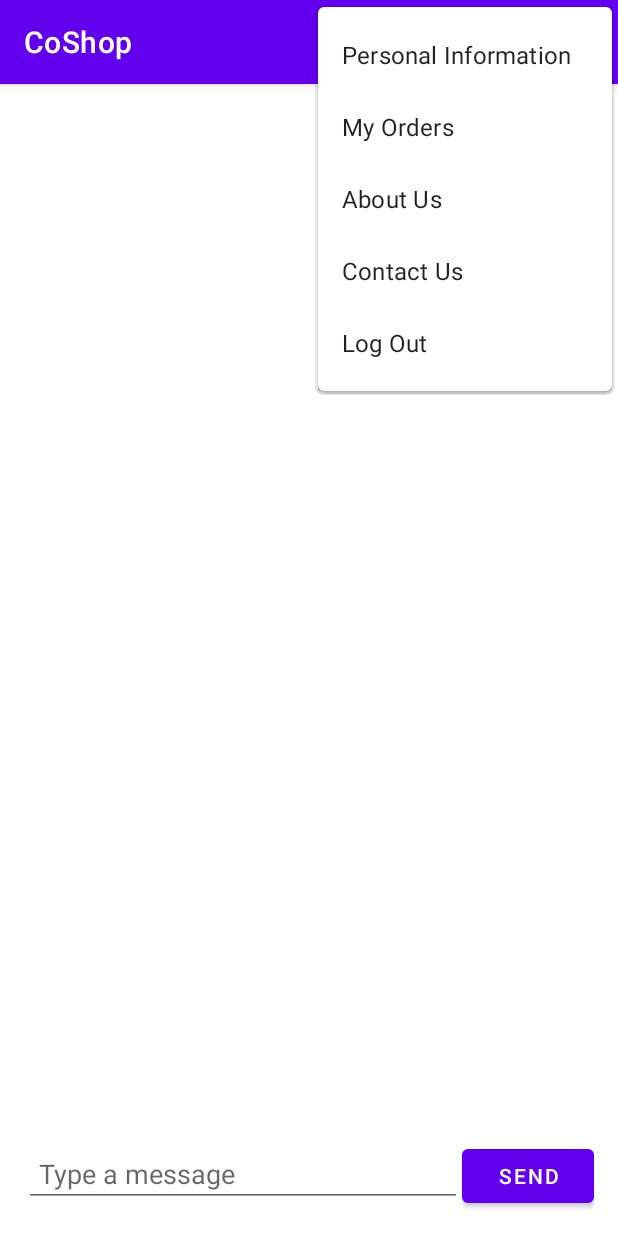
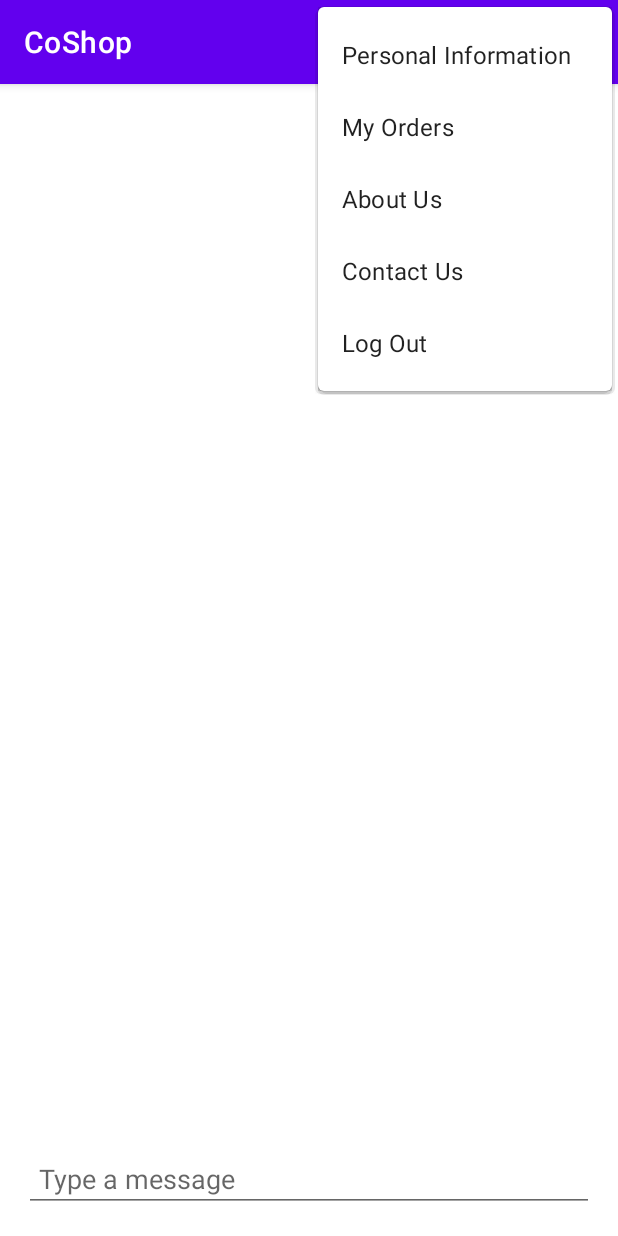
Before and after one commit to elisham1/CoShop, an Android app built with Jetpack Compose: the ChatActivity screen opened directly, with no data from a screen before it, with the options menu open, on a phone screen of 412 x 824 dp. Run offline under Robolectric (Android 15) with nearby library versions, the phone set to English and light mode, and no system bars; our stand-ins replace Firebase (no records; nobody signed in at launch, a user with empty details on screens opened directly).

Commit message:
Send icon The last message appears above the keyboard

```diff
--- a/app/src/main/java/com/elisham/coshop/ChatActivity.java
+++ b/app/src/main/java/com/elisham/coshop/ChatActivity.java
@@ -1,19 +1,23 @@
 package com.elisham.coshop;
 
 import androidx.annotation.NonNull;
-import androidx.appcompat.app.ActionBar;
 import androidx.appcompat.app.AppCompatActivity;
 import androidx.recyclerview.widget.LinearLayoutManager;
 import androidx.recyclerview.widget.RecyclerView;
+
 import android.content.Intent;
+import android.graphics.Rect;
 import android.os.Bundle;
+import android.text.Editable;
+import android.text.TextWatcher;
 import android.view.Menu;
 import android.view.MenuItem;
-import android.widget.Button;
+import android.view.View;
+import android.view.ViewTreeObserver;
 import android.widget.EditText;
 import android.widget.ImageView;
-import android.widget.LinearLayout;
 import android.widget.Toast;
+
 import com.bumptech.glide.Glide;
 import com.google.firebase.Timestamp;
 import com.google.firebase.auth.FirebaseAuth;
@@ -22,6 +26,7 @@ import com.google.firebase.firestore.CollectionReference;
 import com.google.firebase.firestore.DocumentReference;
 import com.google.firebase.firestore.DocumentSnapshot;
 import com.google.firebase.firestore.FirebaseFirestore;
+
 import java.util.ArrayList;
 import java.util.Date;
 import java.util.HashMap;
@@ -31,7 +36,7 @@ public class ChatActivity extends AppCompatActivity {
     private FirebaseFirestore db;
     private RecyclerView chatRecyclerView;
     private EditText messageInput;
-    private Button sendButton;
+    private ImageView sendIcon;
     private String orderId;
     private FirebaseAuth mAuth;
     private FirebaseUser currentUser;
@@ -40,7 +45,6 @@ public class ChatActivity extends AppCompatActivity {
     private ArrayList<ChatMessage> chatMessages;
 
     private MenuUtils menuUtils;
-
 
     @Override
     protected void onCreate(Bundle savedInstanceState) {
@@ -55,7 +59,7 @@ public class ChatActivity extends AppCompatActivity {
         // Initialize chat components
         chatRecyclerView = findViewById(R.id.chatRecyclerView);
         messageInput = findViewById(R.id.messageInput);
-        sendButton = findViewById(R.id.sendButton);
+        sendIcon = findViewById(R.id.sendIcon);
 
         chatMessages = new ArrayList<>();
         chatAdapter = new ChatAdapter(chatMessages);
@@ -68,8 +72,37 @@ public class ChatActivity extends AppCompatActivity {
         Toast.makeText(this, "Order ID: " + orderId, Toast.LENGTH_SHORT).show();
         loadChatMessages(orderId);
 
-        sendButton.setOnClickListener(v -> sendMessage());
+        messageInput.addTextChangedListener(new TextWatcher() {
+            @Override
+            public void beforeTextChanged(CharSequence s, int start, int count, int after) {}
 
+            @Override
+            public void onTextChanged(CharSequence s, int start, int before, int count) {
+                if (s.length() > 0) {
+                    sendIcon.setVisibility(View.VISIBLE);
+                } else {
+                    sendIcon.setVisibility(View.GONE);
+                }
+            }
+
+            @Override
+            public void afterTextChanged(Editable s) {}
+        });
+
+        sendIcon.setOnClickListener(v -> sendMessage());
+
+        // Scroll to bottom when the keyboard appears
+        final View rootView = findViewById(android.R.id.content);
+        rootView.getViewTreeObserver().addOnGlobalLayoutListener(() -> {
+            Rect r = new Rect();
+            rootView.getWindowVisibleDisplayFrame(r);
+            int screenHeight = rootView.getRootView().getHeight();
+            int keypadHeight = screenHeight - r.bottom;
+
+            if (keypadHeight > screenHeight * 0.15) {
+                chatRecyclerView.scrollToPosition(chatMessages.size() - 1);
+            }
+        });
     }
 
     private void loadChatMessages(String orderId) {
--- a/app/src/main/res/layout/activity_chat.xml
+++ b/app/src/main/res/layout/activity_chat.xml
@@ -27,10 +27,12 @@
             android:hint="Type a message"
             android:padding="10dp" />
 
-        <Button
-            android:id="@+id/sendButton"
+        <ImageView
+            android:id="@+id/sendIcon"
             android:layout_width="wrap_content"
             android:layout_height="wrap_content"
-            android:text="Send"/>
+            android:src="@drawable/send"
+            android:visibility="gone"
+            android:padding="10dp"/>
     </LinearLayout>
 </LinearLayout>
```
Also changed, not shown: app/src/main/res/drawable/send.png (added).
